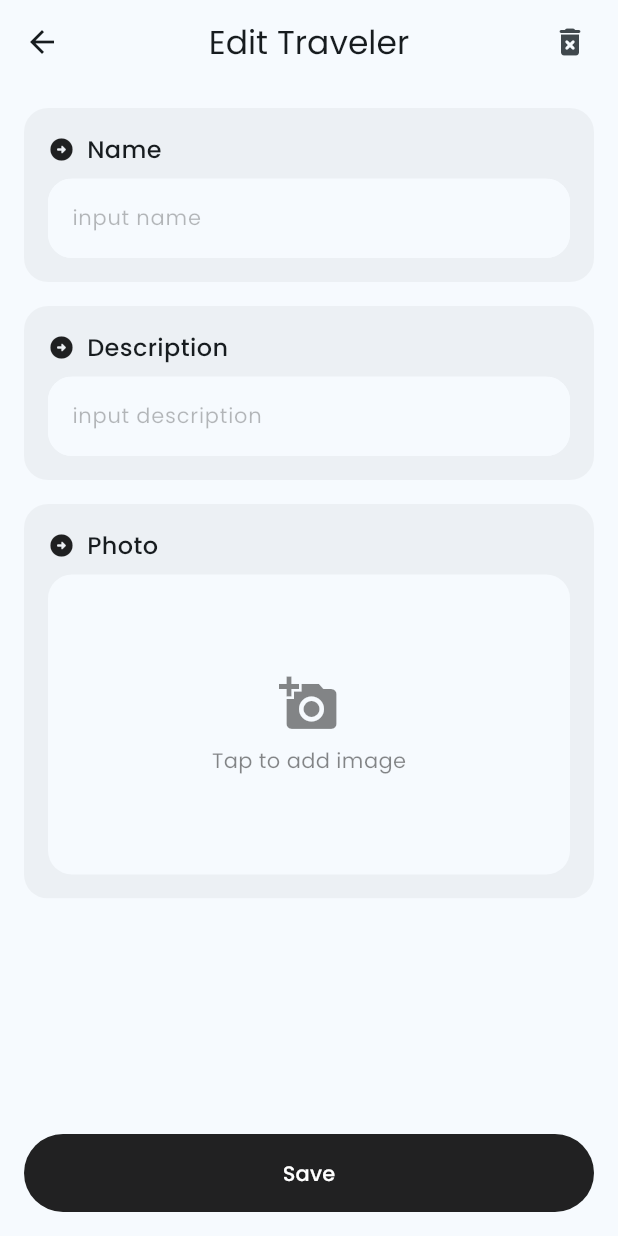
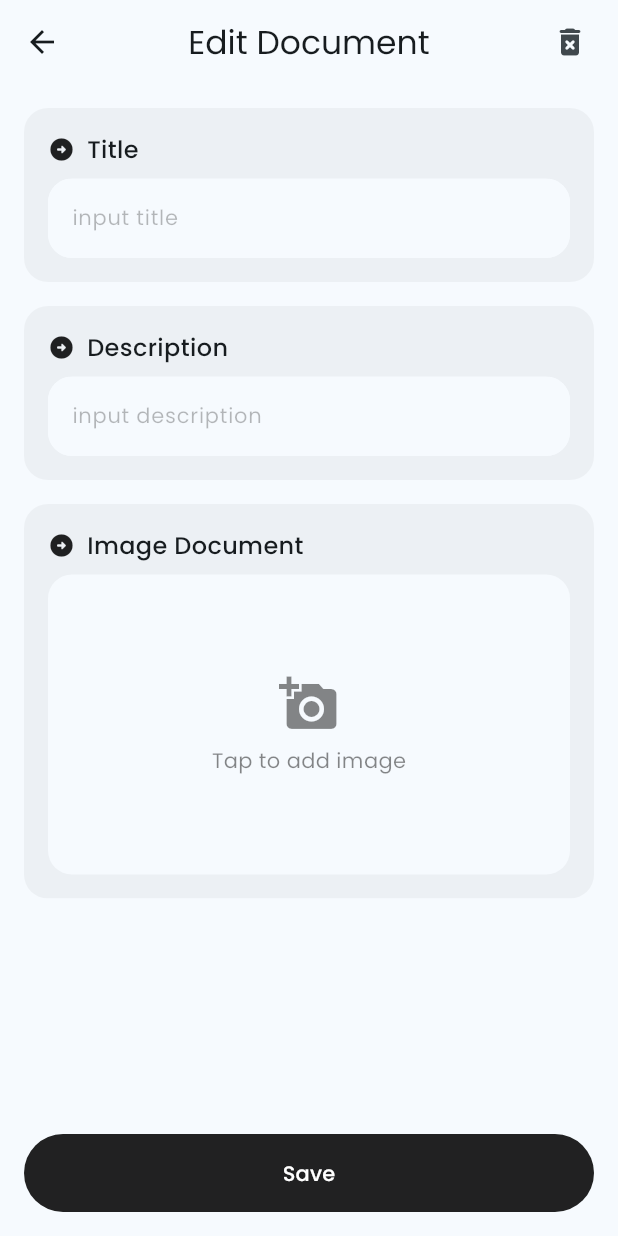
Before and after one commit to guizot/flyt_app, a Flutter app: the DocumentAdd screen opened directly with empty values, on a phone screen of 412 x 824 dp. Run offline on Flutter 3.47's test engine with Material 3 defaults, Android fonts, the phone set to English and light mode, and no system bars; our stand-ins replace equatable, flutter_bloc, flutter_svg, flutter_tts, get_it, hive and 3 more; accounts and stored records are empty.

Commit message:
trip grouping

```diff
--- a/lib/data/models/local/document_model.dart
+++ b/lib/data/models/local/document_model.dart
@@ -8,7 +8,7 @@ class DocumentModel extends HiveObject {
   String id;
 
   @HiveField(1)
-  String name;
+  String title;
 
   @HiveField(2)
   String description;
@@ -24,7 +24,7 @@ class DocumentModel extends HiveObject {
 
   DocumentModel({
     required this.id,
-    required this.name,
+    required this.title,
     required this.description,
     this.imageBytes,
     required this.travelerId,
--- a/lib/presentation/pages/traveler/document_add.dart
+++ b/lib/presentation/pages/traveler/document_add.dart
@@ -33,14 +33,14 @@ class DocumentAdd extends StatefulWidget {
 }
 
 class _DocumentAddState extends State<DocumentAdd> {
-  TextEditingController nameController = TextEditingController();
+  TextEditingController titleController = TextEditingController();
   TextEditingController descController = TextEditingController();
   DocumentModel? document;
   Uint8List? imagePhoto;
 
   Map<String, String> populateForm() {
     return {
-      'name': nameController.text,
+      'title': titleController.text,
       'description': descController.text,
     };
   }
@@ -55,7 +55,7 @@ class _DocumentAddState extends State<DocumentAdd> {
       if (document != null) {
         setState(() {
           imagePhoto = document!.imageBytes;
-          nameController.text = document!.name;
+          titleController.text = document!.title;
           descController.text = document!.description;
         });
       }
@@ -64,10 +64,10 @@ class _DocumentAddState extends State<DocumentAdd> {
 
   void validateForm() {
     final formData = populateForm();
-    if (formData['name']!.trim().isEmpty) {
+    if (formData['title']!.trim().isEmpty) {
       DialogHandler.showSnackBar(
         context: context,
-        message: "Name cannot be empty",
+        message: "Title cannot be empty",
       );
       return;
     }
@@ -90,7 +90,7 @@ class _DocumentAddState extends State<DocumentAdd> {
       await BlocProvider.of<TravelerCubit>(context).saveDocument(
         DocumentModel(
           id: widget.item.id != null ? widget.item.id! : const Uuid().v4(),
-          name: data['name']!,
+          title: data['title']!,
           description: data['description']!,
           travelerId: widget.item.travelerId,
           imageBytes: imagePhoto,
@@ -147,10 +147,10 @@ class _DocumentAddState extends State<DocumentAdd> {
           child: ListView(
             padding: const EdgeInsets.all(16.0),
             children: [
-              TextFieldItem(title: "Name", controller: nameController),
+              TextFieldItem(title: "Title", controller: titleController),
               TextFieldItem(title: "Description", controller: descController),
               AddImageItem(
-                title: "Photo",
+                title: "Image Document",
                 onImagePicked: (bytes) {
                   setState(() {
                     imagePhoto = bytes;
@@ -181,7 +181,7 @@ class _DocumentAddState extends State<DocumentAdd> {
   Widget build(BuildContext context) {
     return Scaffold(
       appBar: AppBar(
-        title: Text("${widget.item.id == null ? "Add" : "Edit"} Traveler"),
+        title: Text("${widget.item.id == null ? "Add" : "Edit"} Document"),
         backgroundColor: Theme.of(context).colorScheme.surface,
         surfaceTintColor: Colors.transparent,
         centerTitle: true,
--- a/lib/presentation/pages/traveler/document_item.dart
+++ b/lib/presentation/pages/traveler/document_item.dart
@@ -44,7 +44,7 @@ class _DocumentItemState extends State<DocumentItem> {
                         crossAxisAlignment: CrossAxisAlignment.start,
                         children: [
                           Text(
-                            widget.item.name,
+                            widget.item.title,
                             style: const TextStyle(
                               fontWeight: FontWeight.w600,
                               fontSize: 18,
--- /dev/null
+++ b/lib/presentation/pages/trip/trip_display_item.dart
@@ -0,0 +1,14 @@
+import '../../../data/models/local/trip_model.dart';
+
+abstract class TripDisplayItem {}
+
+class TripHeaderItem extends TripDisplayItem {
+  final String title;
+  final String icon;
+  TripHeaderItem(this.title, this.icon);
+}
+
+class TripContentItem extends TripDisplayItem {
+  final TripModel trip;
+  TripContentItem(this.trip);
+}
```
Also changed, not shown: lib/domain/usecases/trip_usecases.dart (+52 -0 lines), lib/presentation/pages/trip/cubit/trip_cubit.dart (+13 -2 lines), lib/presentation/pages/trip/cubit/trip_state.dart (+9 -0 lines), lib/presentation/pages/trip/trip.dart (+35 -11 lines), lib/data/models/local/document_model.g.dart.
